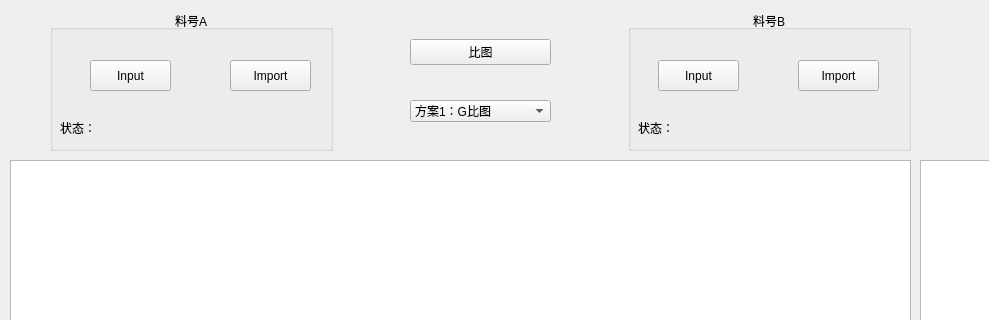
Old version of the form ui/mainWindow.ui in the repository naivete13sky/epvs; both pictures show x 0 to 989 and y 0 to 320 of the 1149 by 801 pixel window.
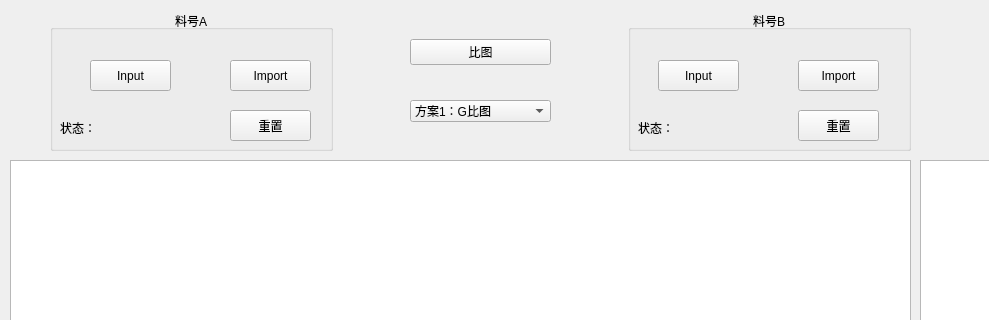
New version of the form.

```diff
--- a/ui/mainWindow.ui
+++ b/ui/mainWindow.ui
@@ -83,7 +83,7 @@
          <rect>
           <x>10</x>
           <y>110</y>
-          <width>251</width>
+          <width>171</width>
           <height>16</height>
          </rect>
         </property>
@@ -91,6 +91,19 @@
          <string>状态：</string>
         </property>
        </widget>
+       <widget class="QPushButton" name="pushButtonJobAReset">
+        <property name="geometry">
+         <rect>
+          <x>180</x>
+          <y>100</y>
+          <width>81</width>
+          <height>31</height>
+         </rect>
+        </property>
+        <property name="text">
+         <string>重置</string>
+        </property>
+       </widget>
       </widget>
      </item>
      <item>
@@ -183,7 +196,7 @@
          <rect>
           <x>10</x>
           <y>110</y>
-          <width>251</width>
+          <width>161</width>
           <height>16</height>
          </rect>
         </property>
@@ -191,6 +204,19 @@
          <string>状态：</string>
         </property>
        </widget>
+       <widget class="QPushButton" name="pushButtonJobBReset">
+        <property name="geometry">
+         <rect>
+          <x>170</x>
+          <y>100</y>
+          <width>81</width>
+          <height>31</height>
+         </rect>
+        </property>
+        <property name="text">
+         <string>重置</string>
+        </property>
+       </widget>
       </widget>
      </item>
     </layout>
```
